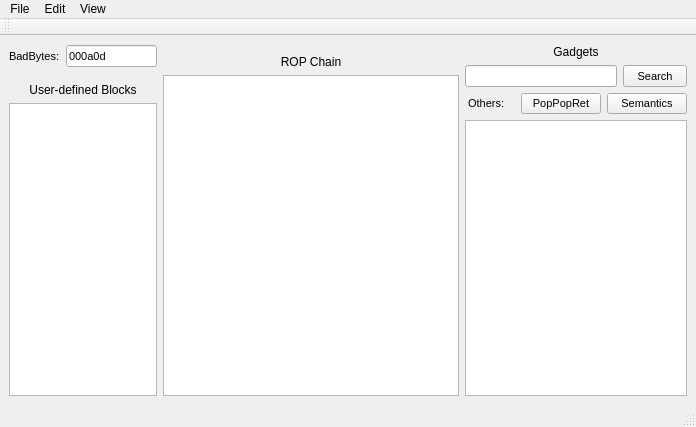
First picture: the form in scene.ui, repository orppra/ropa, before the edit.
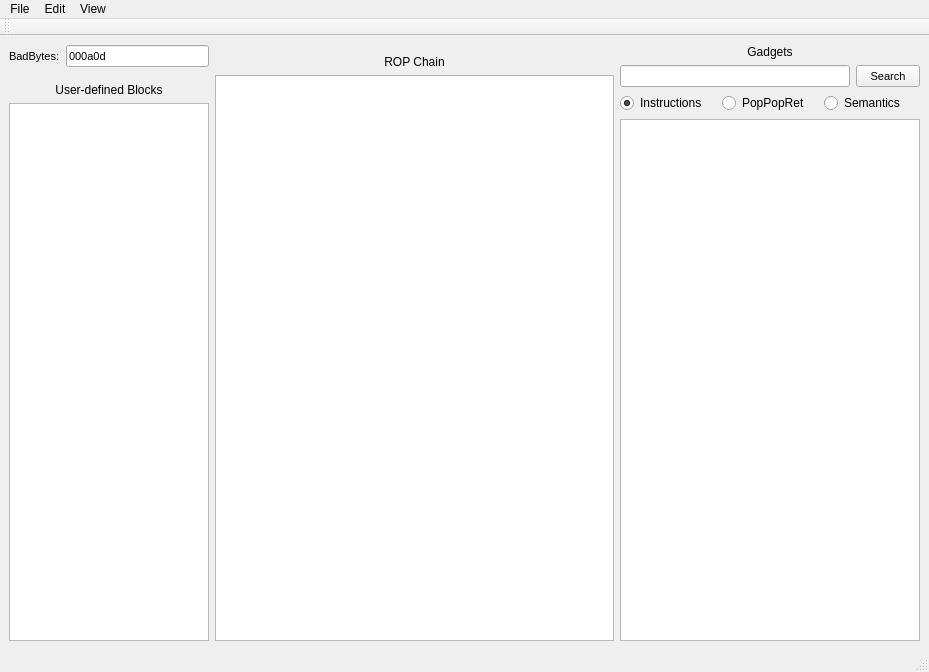
Second picture: the form after the edit.

Commit message: Change search buttons to radio buttons

What changed in the file:
```diff
--- a/scene.ui
+++ b/scene.ui
@@ -6,8 +6,8 @@
    <rect>
     <x>0</x>
     <y>0</y>
-    <width>696</width>
-    <height>427</height>
+    <width>929</width>
+    <height>672</height>
    </rect>
   </property>
   <property name="windowTitle">
@@ -142,65 +142,32 @@
          </layout>
         </item>
         <item>
-         <layout class="QHBoxLayout" name="horizontalLayout_5">
-          <property name="leftMargin">
-           <number>0</number>
-          </property>
-          <property name="topMargin">
-           <number>0</number>
-          </property>
+         <layout class="QHBoxLayout" name="horizontalLayout_7">
           <item>
-           <widget class="QLabel" name="label_4">
-            <property name="font">
-             <font>
-              <pointsize>8</pointsize>
-             </font>
-            </property>
+           <widget class="QRadioButton" name="radioButton">
             <property name="text">
-             <string> Others:</string>
+             <string>Instructions</string>
             </property>
+            <property name="checked">
+             <bool>true</bool>
+            </property>
+            <property name="autoRepeat">
+             <bool>false</bool>
+            </property>
+            <attribute name="buttonGroup">
+             <string notr="true">searchType</string>
+            </attribute>
            </widget>
           </item>
           <item>
-           <widget class="QPushButton" name="pprButton">
-            <property name="sizePolicy">
-             <sizepolicy hsizetype="Minimum" vsizetype="Minimum">
-              <horstretch>0</horstretch>
-              <verstretch>0</verstretch>
-             </sizepolicy>
-            </property>
-            <property name="font">
-             <font>
-              <pointsize>8</pointsize>
-              <weight>50</weight>
-              <italic>false</italic>
-              <bold>false</bold>
-             </font>
-            </property>
-            <property name="toolTip">
-             <string>&lt;html&gt;&lt;head/&gt;&lt;body&gt;&lt;p&gt;pop-pop-ret&lt;/p&gt;&lt;p&gt;No need to fill in the space above&lt;/p&gt;&lt;/body&gt;&lt;/html&gt;</string>
-            </property>
+           <widget class="QRadioButton" name="radioButton_2">
             <property name="text">
              <string>PopPopRet</string>
             </property>
            </widget>
           </item>
           <item>
-           <widget class="QPushButton" name="semanticsButton">
-            <property name="sizePolicy">
-             <sizepolicy hsizetype="Minimum" vsizetype="Minimum">
-              <horstretch>0</horstretch>
-              <verstretch>0</verstretch>
-             </sizepolicy>
-            </property>
-            <property name="font">
-             <font>
-              <pointsize>8</pointsize>
-             </font>
-            </property>
-            <property name="toolTip">
-             <string>&lt;html&gt;&lt;head/&gt;&lt;body&gt;&lt;p&gt;Enter an expression above, based on these rules:&lt;/p&gt;&lt;p&gt;reg == reg - assign register to another&lt;/p&gt;&lt;p&gt;reg == number - assign number to register&lt;/p&gt;&lt;p&gt;reg == [reg] - assign memory to register&lt;/p&gt;&lt;p&gt;reg += number/reg/[reg]&lt;/p&gt;&lt;p&gt;reg -= number/reg/[reg]&lt;/p&gt;&lt;p&gt;reg *= number/reg/[reg]&lt;/p&gt;&lt;p&gt;reg /= number/reg/[reg]&lt;/p&gt;&lt;/body&gt;&lt;/html&gt;</string>
-            </property>
+           <widget class="QRadioButton" name="radioButton_3">
             <property name="text">
              <string>Semantics</string>
             </property>
@@ -238,7 +205,7 @@
     <rect>
      <x>0</x>
      <y>0</y>
-     <width>696</width>
+     <width>929</width>
      <height>25</height>
     </rect>
    </property>
```
Left out of the diff: 17 changed lines with no effect on the pictures. The commit also changes 1 other file.
